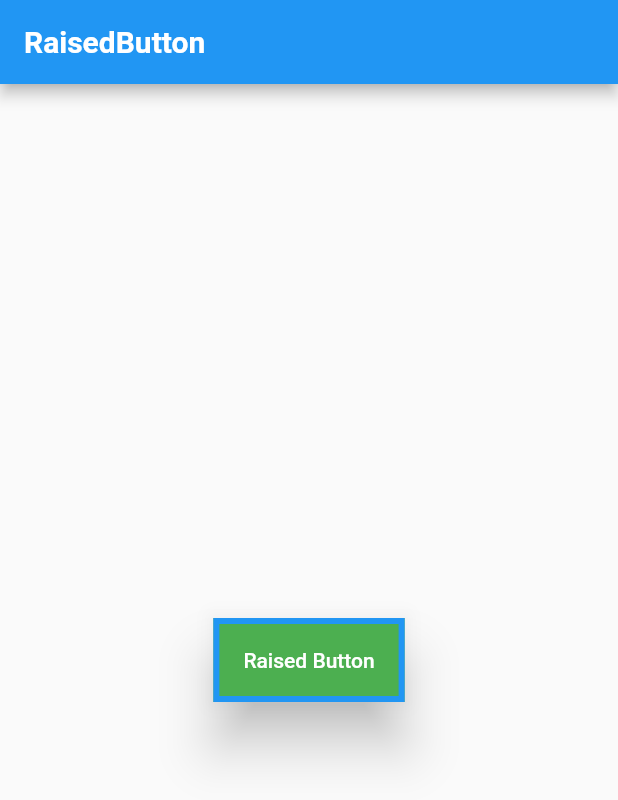
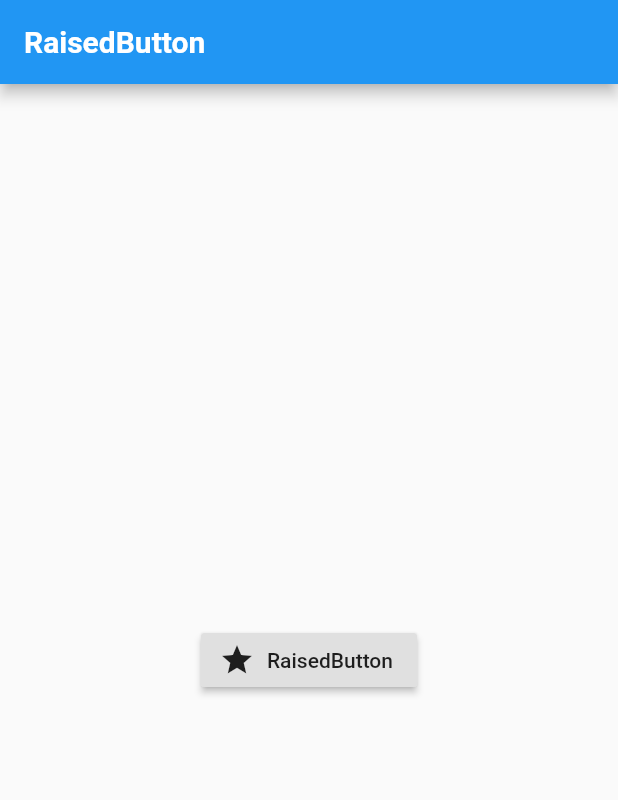
Before and after one commit to zhoupengzu/ZPZFlutterPractice, a Flutter app: the screen it shows after launch, on a phone screen of 412 x 824 dp. Shown: the top 800 px of the screen. Run offline on Flutter 3.47's test engine with Material 2 defaults, Android fonts, the phone set to English and light mode, and no system bars.

Commit message:
RasiedButton使用icon方法初始化

```diff
--- a/flutter_app/lib/raise_button.dart
+++ b/flutter_app/lib/raise_button.dart
@@ -20,7 +20,7 @@ class _RaisedButtonState extends State<_RaisedButtonWidget> {
   @override
   Widget build(BuildContext context) {
     // TODO: implement build
-    return raisedButtonWithChild();
+    return raisedButtonWithIcon();
   }
 
   clickedRaisedButton() {
@@ -28,7 +28,7 @@ class _RaisedButtonState extends State<_RaisedButtonWidget> {
   }
 
   hightLightChanged(bool changed) {
-    if(changed) {
+    if (changed) {
       print('Changed');
     } else {
       print('No Changed');
@@ -74,7 +74,17 @@ class _RaisedButtonState extends State<_RaisedButtonWidget> {
           seconds: 5,
         ),
         onHighlightChanged: this.hightLightChanged, // 可以用来监听按钮的按下和放开过程
-        textTheme: ButtonTextTheme.accent,
+        textTheme: ButtonTextTheme.accent, // 搞不懂这个
+      ),
+    );
+  }
+
+  raisedButtonWithIcon() {
+    return new Center(
+      child: new RaisedButton.icon(
+        onPressed: this.clickedRaisedButton,
+        icon: new Icon(Icons.star),
+        label: new Text('RaisedButton'),
       ),
     );
   }
```
